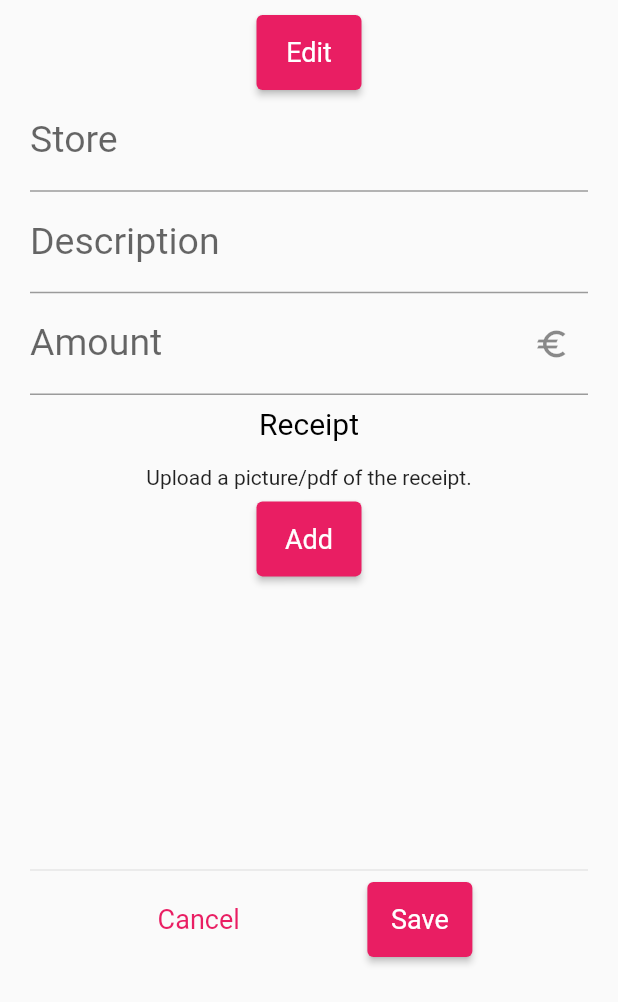
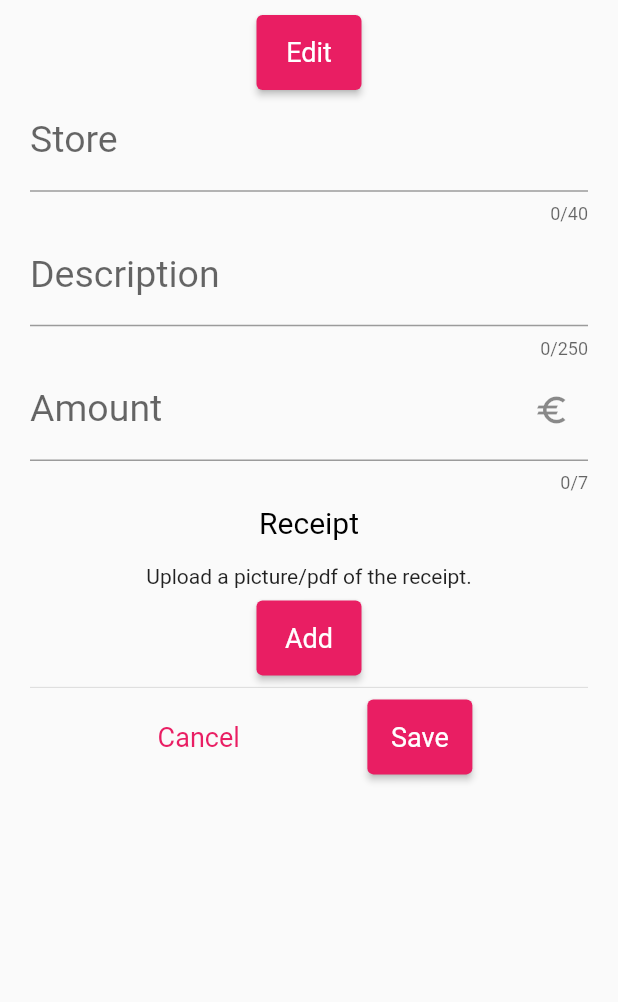
Before and after one commit to lepplaju/easymoney, a Flutter app: the AddReceiptRoute screen opened directly with empty values, on a phone screen of 412 x 824 dp, the part 234-1236 px from its top. Run offline on Flutter 3.47's test engine with Material 2 defaults, Android fonts, the phone set to English and light mode, and no system bars; our stand-ins replace after_layout, file_picker, image_picker, pdf, share_plus, sqflite; missing offline and left inert: pdf_render; accounts and stored records are empty; generated files the repository leaves out were written again.

Commit message:
0.6.0 - Improved visuals and formatters
- Invoice pdf format finalized
- Added line and character number restrictions to creation of receipt
- Receipts are now deleted after creating invoice of them

```diff
--- a/lib/features/receipts/presentation/add_receipt_route.dart
+++ b/lib/features/receipts/presentation/add_receipt_route.dart
@@ -145,7 +145,8 @@ class _AddReceiptRouteState extends State<AddReceiptRoute> {
         title: const Text('Add Receipt'),
         centerTitle: true,
       ),
-      body: Padding(
+      body: SingleChildScrollView(
+        child: Padding(
           padding: const EdgeInsets.fromLTRB(20, 20, 20, 30),
           child: Column(
             mainAxisAlignment: MainAxisAlignment.spaceBetween,
@@ -174,8 +175,8 @@ class _AddReceiptRouteState extends State<AddReceiptRoute> {
                         final date = await showDatePicker(
                             context: context,
                             initialDate: currentDate,
-                          firstDate:
-                              currentDate.subtract(const Duration(days: 1095)),
+                            firstDate: currentDate
+                                .subtract(const Duration(days: 1095)),
                             lastDate: currentDate);
                         if (date != null) {
                           setState(() {
@@ -191,6 +192,7 @@ class _AddReceiptRouteState extends State<AddReceiptRoute> {
                       // FIXME Localization
                       label: Text('Store'),
                     ),
+                    maxLength: 40,
                     textInputAction: TextInputAction.next,
                   ),
                   TextField(
@@ -199,7 +201,20 @@ class _AddReceiptRouteState extends State<AddReceiptRoute> {
                       // FIXME Localization
                       label: Text('Description'),
                     ),
+                    maxLines: 5,
+                    minLines: 1,
+                    maxLength: 250,
                     textInputAction: TextInputAction.next,
+                    inputFormatters: [
+                      TextInputFormatter.withFunction((oldValue, newValue) {
+                        int newLines = newValue.text.split('\n').length;
+                        if (newLines > 20) {
+                          return oldValue;
+                        } else {
+                          return newValue;
+                        }
+                      }),
+                    ],
                   ),
                   TextField(
                     controller: amountTextController,
@@ -214,6 +229,7 @@ class _AddReceiptRouteState extends State<AddReceiptRoute> {
                       label: Text('Amount'),
                       suffixIcon: Icon(Icons.euro),
                     ),
+                    maxLength: 7,
                     textInputAction: TextInputAction.done,
                   ),
                   // FIXME Localization
@@ -250,15 +266,15 @@ class _AddReceiptRouteState extends State<AddReceiptRoute> {
                       if (takesPic == null) return;
                       switch (takesPic) {
                         case UploadType.camera:
-                        final result =
-                            await picker.pickImage(source: ImageSource.camera);
+                          final result = await picker.pickImage(
+                              source: ImageSource.camera);
                           setState(() {
                             file = result;
                           });
                           break;
                         case UploadType.picture:
-                        final result =
-                            await picker.pickImage(source: ImageSource.gallery);
+                          final result = await picker.pickImage(
+                              source: ImageSource.gallery);
                           setState(() async {
                             file = result;
                           });
@@ -313,6 +329,7 @@ class _AddReceiptRouteState extends State<AddReceiptRoute> {
             ],
           ),
         ),
+      ),
     );
   }
 }
--- a/lib/features/receipts/presentation/receipt_tab.dart
+++ b/lib/features/receipts/presentation/receipt_tab.dart
@@ -112,7 +112,8 @@ class _ReceiptTabState extends State<ReceiptTab> {
                         receipts: providerReceipts.receipts,
                         files: await providerReceipts.getReceiptFiles(),
                       );
-
+                      // FIXME Uncomment
+                      //await providerReceipts.deleteAllReceipts();
                       if (context.mounted) {
                         DefaultTabController.of(context).animateTo(1);
                         sendSnack(
@@ -121,7 +122,8 @@ class _ReceiptTabState extends State<ReceiptTab> {
                         );
                       }
                     } catch (e) {
-                      print(e);
+                      // FIXME Log
+                      debugPrint(e.toString());
                     }
                   },
                 ),
--- a/lib/home_page.dart
+++ b/lib/home_page.dart
@@ -34,7 +34,7 @@ class _HomePageState extends State<HomePage> with AfterLayoutMixin<HomePage> {
   FutureOr<void> afterFirstLayout(BuildContext context) {
     future = providerProfiles.getProfiles().then((value) {}).catchError((e) {
       // FIXME Log
-      print(e);
+      debugPrint(e);
       Navigator.of(context)
           .push(
             createRoute(
--- a/pubspec.yaml
+++ b/pubspec.yaml
@@ -16,7 +16,7 @@ publish_to: 'none' # Remove this line if you wish to publish to pub.dev
 # https://developer.apple.com/library/archive/documentation/General/Reference/InfoPlistKeyReference/Articles/CoreFoundationKeys.html
 # In Windows, build-name is used as the major, minor, and patch parts
 # of the product and file versions while build-number is used as the build suffix.
-version: 0.5.5
+version: 0.6.0
 
 environment:
   sdk: '>=3.0.0 <4.0.0'
```
Also changed, not shown: lib/features/invoices/application/provider_invoices.dart (+29 -21 lines), lib/features/invoices/data/invoices_repository.dart (+6 -1 lines), lib/features/receipts/application/provider_receipts.dart (+8 -0 lines). Lines whose indentation alone changed are shown as unchanged.
